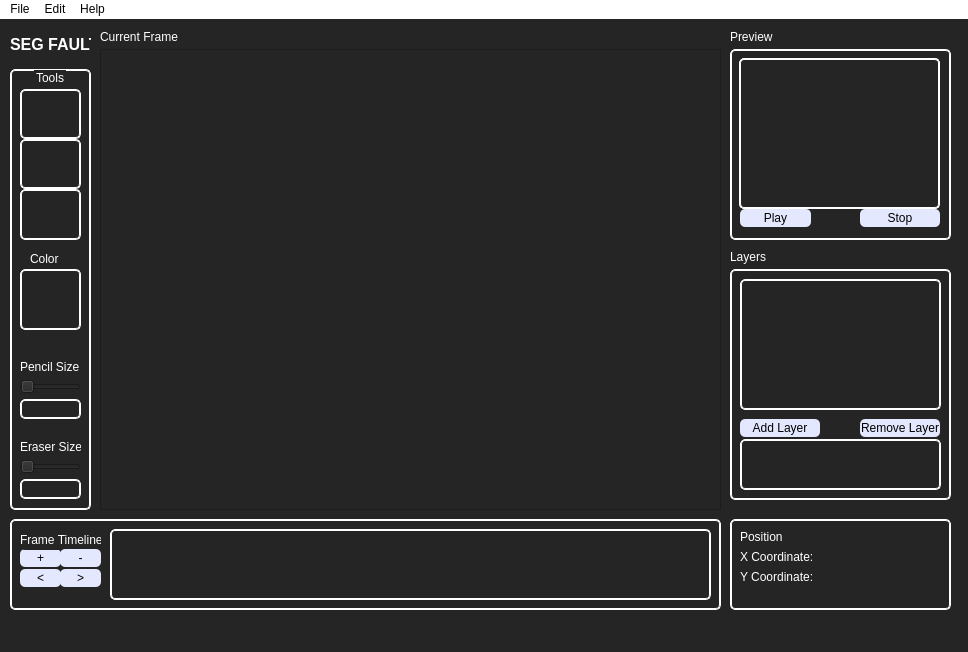
Old version of the form PixelEditor/mainwindow.ui in the repository ParkerMiddleton/Sprite-Animator.
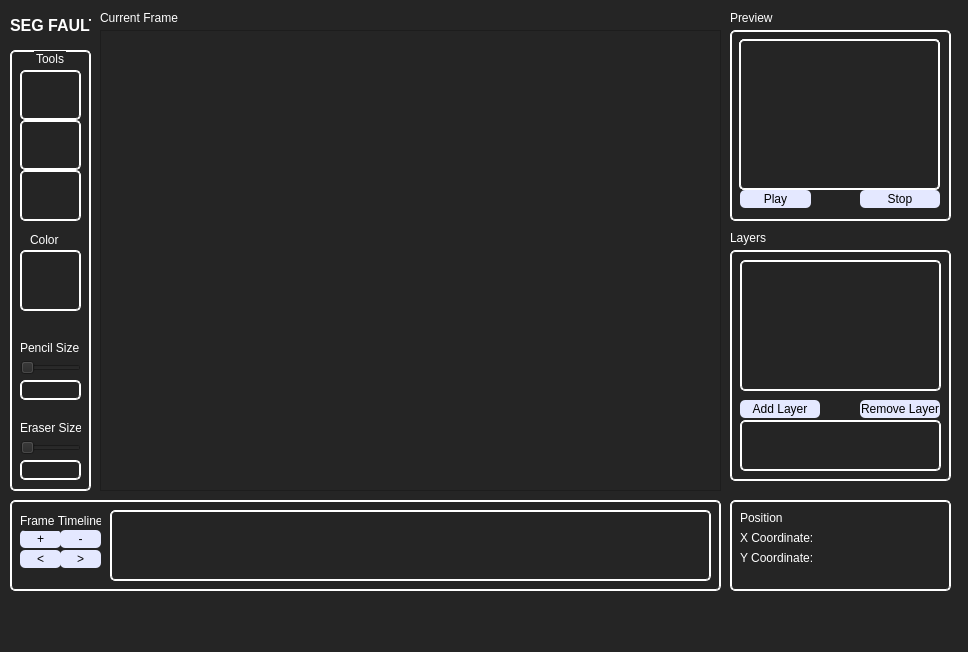
New version of the form. Custom widgets are drawn as their Qt base class.

Patch:
```diff
--- a/PixelEditor/mainwindow.ui
+++ b/PixelEditor/mainwindow.ui
@@ -720,29 +720,6 @@
     <string notr="true">background-color: rgb(255, 255, 255);
 color: rgb(2, 2, 2);</string>
    </property>
-   <widget class="QMenu" name="menuFile">
-    <property name="title">
-     <string>File</string>
-    </property>
-    <addaction name="actionNew"/>
-    <addaction name="actionOpenSprite"/>
-    <addaction name="separator"/>
-    <addaction name="actionSaveSprite"/>
-    <addaction name="actionSaveSpriteAs"/>
-   </widget>
-   <widget class="QMenu" name="menuEdit">
-    <property name="title">
-     <string>Edit</string>
-    </property>
-   </widget>
-   <widget class="QMenu" name="menuHelp">
-    <property name="title">
-     <string>Help</string>
-    </property>
-   </widget>
-   <addaction name="menuFile"/>
-   <addaction name="menuEdit"/>
-   <addaction name="menuHelp"/>
   </widget>
   <widget class="QStatusBar" name="statusbar"/>
   <action name="actionOpenSprite">
```
Left out of the diff: 23 changed lines with no effect on the pictures.
